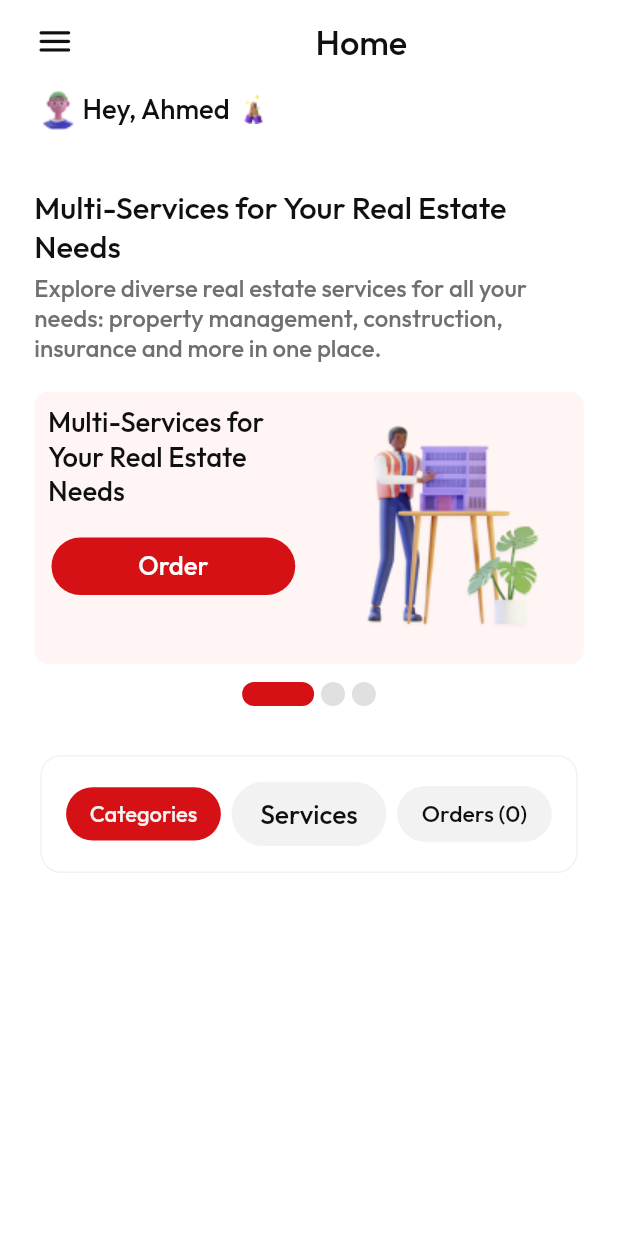
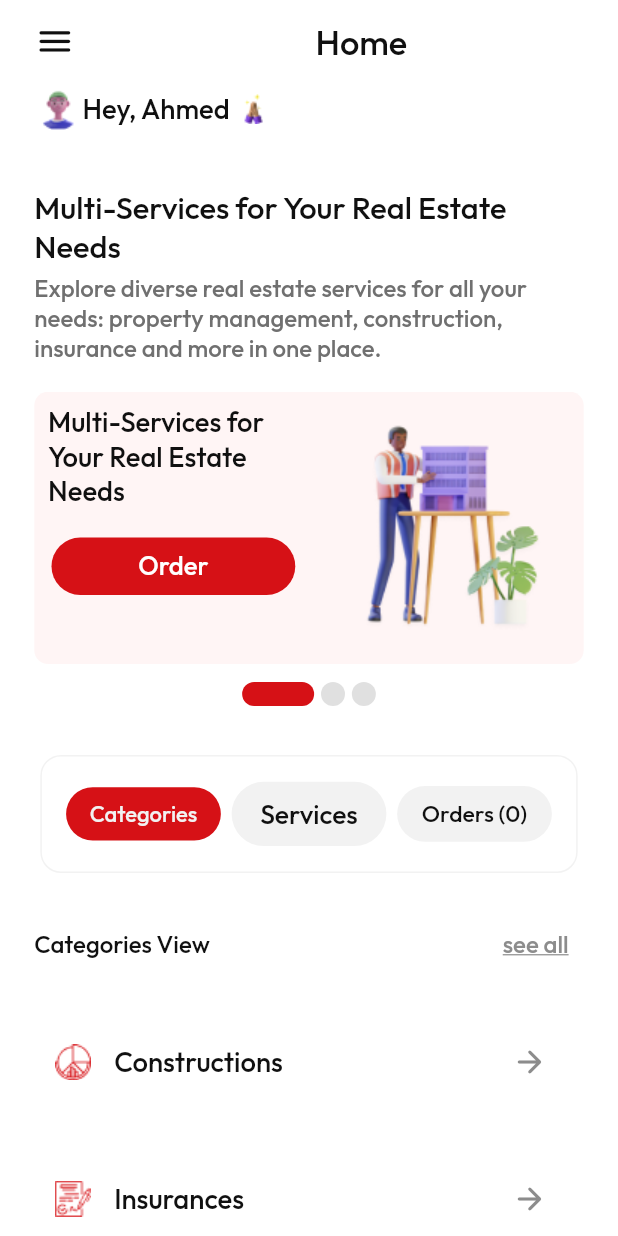
Before and after one commit to aliabdelmoaty/task, a Flutter app: the screen it shows after launch, on a phone screen of 412 x 824 dp. Run offline on Flutter 3.47's test engine with Material 2 defaults, Android fonts, the phone set to English and light mode, and no system bars; drawn by our look-alikes of smooth_page_indicator; our stand-ins replace flutter_screenutil.

Commit message:
create category screen

```diff
--- /dev/null
+++ b/lib/home/view/category_screen.dart
@@ -0,0 +1,119 @@
+import 'package:flutter/material.dart';
+import 'package:flutter_screenutil/flutter_screenutil.dart';
+import 'package:task/constants/assets.dart';
+import 'package:task/constants/constans.dart';
+
+class CategoryScreen extends StatelessWidget {
+  const CategoryScreen({super.key});
+
+  @override
+  Widget build(BuildContext context) {
+    return Column(
+      children: [
+        Row(
+          children: [
+            Text(
+              'Categories View',
+              style: textStyleOutfit.copyWith(
+                  fontSize: 14.sp, fontWeight: FontWeight.w400),
+            ),
+            const Spacer(),
+            TextButton(
+                onPressed: () {},
+                child: Text(
+                  'see all',
+                  style: textStyleOutfit.copyWith(
+                      fontSize: 14.sp,
+                      fontWeight: FontWeight.w300,
+                      color: const Color(0xff8C8C8C),
+                      decoration: TextDecoration.underline,
+                      decorationColor: const Color(0xff8C8C8C)),
+                ))
+          ],
+        ),
+        SizedBox(
+          height: 16.h,
+        ),
+        const ItemCardCategory(
+          assetName: Assets.imagesVector,
+          text: 'Constructions',
+        ),
+        SizedBox(
+          height: 16.h,
+        ),
+        const ItemCardCategory(
+          assetName: Assets.imagesInsurances,
+          text: 'Insurances',
+        ),
+        SizedBox(
+          height: 16.h,
+        ),
+        const ItemCardCategory(
+          assetName: Assets.imagesLegal,
+          text: 'Legal',
+        ),
+        SizedBox(
+          height: 16.h,
+        ),
+        const ItemCardCategory(
+          assetName: Assets.imagesBuySell,
+          text: 'Buy & Sell',
+        ),
+        SizedBox(
+          height: 16.h,
+        ),
+        const ItemCardCategory(
+          assetName: Assets.imagesAccounting,
+          text: 'Accounting Services',
+        )
+      ],
+    );
+  }
+}
+
+class ItemCardCategory extends StatelessWidget {
+  final String assetName;
+  final String text;
+  const ItemCardCategory({
+    super.key,
+    required this.assetName,
+    required this.text,
+  });
+
+  @override
+  Widget build(BuildContext context) {
+    return Card(
+      elevation: 0,
+      color: Colors.white,
+      shape: RoundedRectangleBorder(
+          borderRadius: BorderRadius.all(Radius.circular(8.r))),
+      child: Padding(
+        padding: const EdgeInsets.all(8.0),
+        child: Row(
+          children: [
+            Image.asset(
+              assetName,
+              height: 24.h,
+              width: 24.w,
+            ),
+            SizedBox(
+              width: 12.w,
+            ),
+            Text(
+              text,
+              style: textStyleOutfit.copyWith(
+                  fontSize: 16.sp, fontWeight: FontWeight.w400),
+            ),
+            const Spacer(),
+            IconButton(
+                onPressed: () {},
+                icon: const Icon(
+                  Icons.arrow_forward_rounded,
+                  color: Color(0xff8C8C8C),
+                ))
+          ],
+        ),
+      ),
+    );
+  }
+}
--- a/lib/home/view/home_screen_body.dart
+++ b/lib/home/view/home_screen_body.dart
@@ -2,6 +2,7 @@ import 'package:flutter/material.dart';
 import 'package:flutter_screenutil/flutter_screenutil.dart';
 import 'package:task/constants/assets.dart';
 import 'package:task/constants/constans.dart';
+import 'package:task/home/view/category_screen.dart';
 import 'package:task/home/view/onBorder.dart';
 import 'package:task/home/view/row_buttons.dart';
 
@@ -55,11 +56,15 @@ class HomeScreenBody extends StatelessWidget {
             SizedBox(
               height: 16.h,
             ),
-             const OnBorder(),
-             SizedBox(
+            const OnBorder(),
+            SizedBox(
               height: 24.h,
             ),
             const RowButtons(),
+            SizedBox(
+              height: 16.h,
+            ),
+            const CategoryScreen(),
           ])),
     );
   }
```
